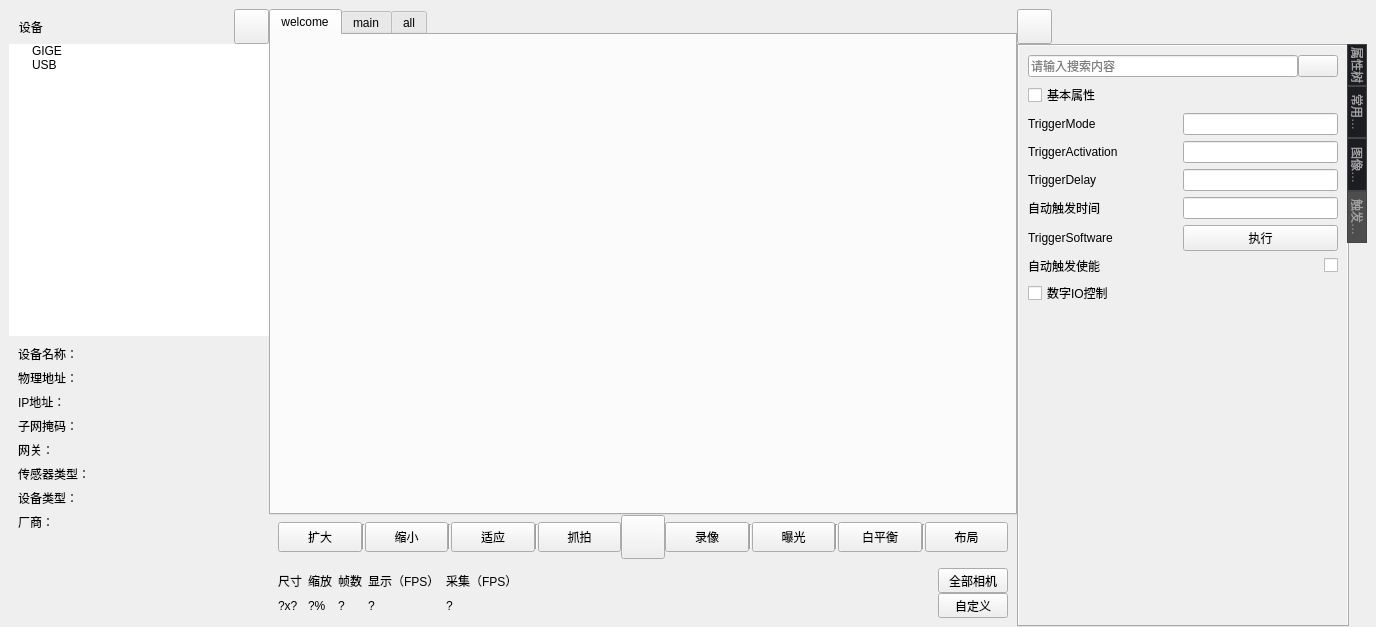
Before: the Qt Designer form mainwindow.ui in sltruman/mind-vision-example, drawn with Qt 5.
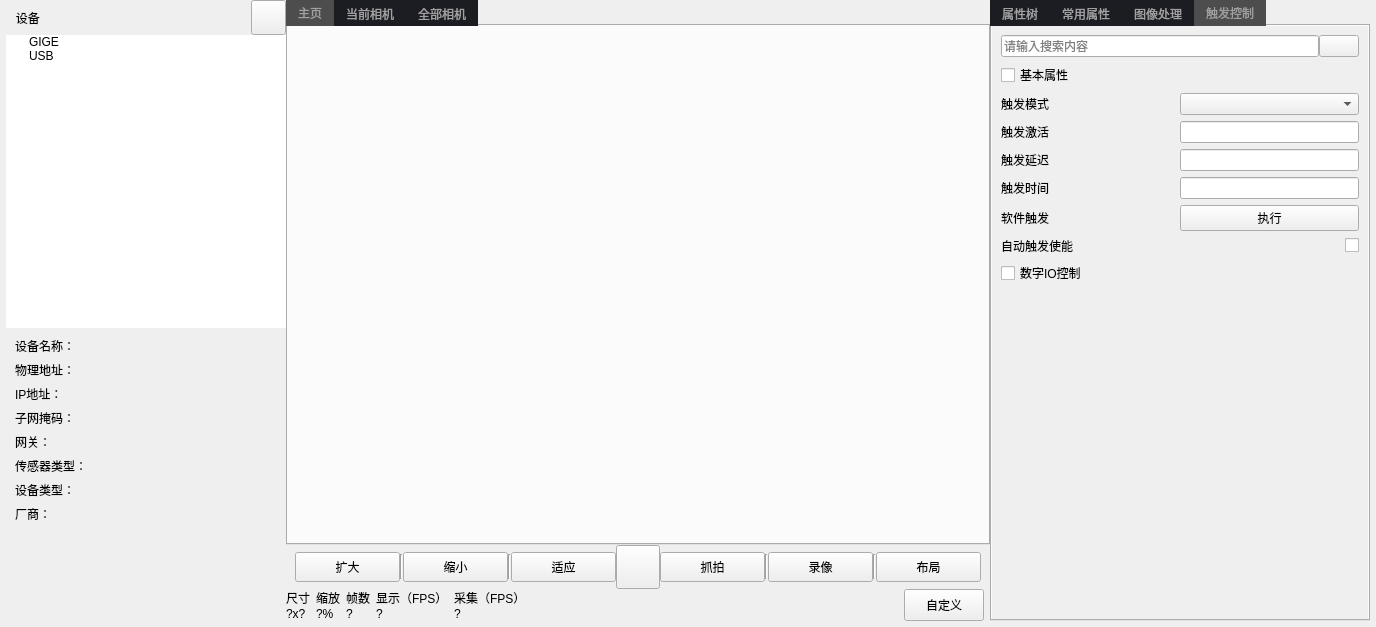
After: the same form once the commit is applied. The open tabs and pages were chosen to show the change. Icons and pictures are not drawn.

```diff
--- a/mainwindow.ui
+++ b/mainwindow.ui
@@ -24,14 +24,23 @@
     <property name="spacing">
      <number>0</number>
     </property>
-    <property name="bottomMargin">
+    <property name="leftMargin">
+     <number>6</number>
+    </property>
+    <property name="topMargin">
      <number>0</number>
     </property>
+    <property name="rightMargin">
+     <number>6</number>
+    </property>
+    <property name="bottomMargin">
+     <number>6</number>
+    </property>
     <item>
      <widget class="QWidget" name="widget_devices" native="true">
       <property name="minimumSize">
        <size>
-        <width>260</width>
+        <width>280</width>
         <height>0</height>
        </size>
       </property>
@@ -205,7 +214,7 @@
            <rect>
             <x>0</x>
             <y>0</y>
-            <width>260</width>
+            <width>280</width>
             <height>300</height>
            </rect>
           </property>
@@ -408,12 +417,35 @@
       </property>
       <item>
        <widget class="QTabWidget" name="tabWidget">
+        <property name="styleSheet">
+         <string notr="true"> QTabWidget::pane {
+    border-image: url(:/切图-首页/右边底.png);
+ }
+
+ QTabWidget::tab-bar {
+	top:0px;
+ }
+
+QTabBar::tab {
+background-color:#1C1D22;
+color:#A1A1A3
+}
+
+QTabBar::tab:selected, QTabBar::tab:hover {
+     background-color: #4D4D4D;
+ }
+
+</string>
+        </property>
         <property name="currentIndex">
          <number>0</number>
         </property>
+        <property name="usesScrollButtons">
+         <bool>true</bool>
+        </property>
         <widget class="QWidget" name="tab_welcome">
          <attribute name="title">
-          <string>welcome</string>
+          <string>主页</string>
          </attribute>
          <layout class="QGridLayout" name="tab_welcome_contents">
           <property name="leftMargin">
@@ -435,7 +467,7 @@
         </widget>
         <widget class="QWidget" name="tab_main">
          <attribute name="title">
-          <string>main</string>
+          <string>当前相机</string>
          </attribute>
          <layout class="QGridLayout" name="tab_main_contents">
           <property name="leftMargin">
@@ -457,7 +489,7 @@
         </widget>
         <widget class="QWidget" name="tab_all">
          <attribute name="title">
-          <string>all</string>
+          <string>全部相机</string>
          </attribute>
          <layout class="QGridLayout" name="tab_all_contents">
           <property name="sizeConstraint">
@@ -589,42 +621,6 @@
            </property>
           </widget>
          </item>
-         <item>
-          <widget class="Line" name="line_3">
-           <property name="sizePolicy">
-            <sizepolicy hsizetype="Fixed" vsizetype="Minimum">
-             <horstretch>0</horstretch>
-             <verstretch>0</verstretch>
-            </sizepolicy>
-           </property>
-           <property name="maximumSize">
-            <size>
-             <width>16777215</width>
-             <height>25</height>
-            </size>
-           </property>
-           <property name="orientation">
-            <enum>Qt::Vertical</enum>
-           </property>
-          </widget>
-         </item>
-         <item>
-          <widget class="QPushButton" name="pushButton_take">
-           <property name="maximumSize">
-            <size>
-             <width>16777215</width>
-             <height>30</height>
-            </size>
-           </property>
-           <property name="text">
-            <string>抓拍</string>
-           </property>
-           <property name="icon">
-            <iconset resource="resource.qrc">
-             <normaloff>:/切图-首页/抓拍.png</normaloff>:/切图-首页/抓拍.png</iconset>
-           </property>
-          </widget>
-         </item>
          <item>
           <widget class="QPushButton" name="pushButton_playOrStop">
            <property name="sizePolicy">
@@ -671,6 +667,42 @@
            </property>
           </widget>
          </item>
+         <item>
+          <widget class="QPushButton" name="pushButton_take">
+           <property name="maximumSize">
+            <size>
+             <width>16777215</width>
+             <height>30</height>
+            </size>
+           </property>
+           <property name="text">
+            <string>抓拍</string>
+           </property>
+           <property name="icon">
+            <iconset resource="resource.qrc">
+             <normaloff>:/切图-首页/抓拍.png</normaloff>:/切图-首页/抓拍.png</iconset>
+           </property>
+          </widget>
+         </item>
+         <item>
+          <widget class="Line" name="line_8">
+           <property name="sizePolicy">
+            <sizepolicy hsizetype="Fixed" vsizetype="Minimum">
+             <horstretch>0</horstretch>
+             <verstretch>0</verstretch>
+            </sizepolicy>
+           </property>
+           <property name="maximumSize">
+            <size>
+             <width>16777215</width>
+             <height>25</height>
+            </size>
+           </property>
+           <property name="orientation">
+            <enum>Qt::Vertical</enum>
+           </property>
+          </widget>
+         </item>
          <item>
           <widget class="QPushButton" name="pushButton_record">
            <property name="maximumSize">
@@ -688,78 +720,6 @@
            </property>
           </widget>
          </item>
-         <item>
-          <widget class="Line" name="line_4">
-           <property name="sizePolicy">
-            <sizepolicy hsizetype="Fixed" vsizetype="Minimum">
-             <horstretch>0</horstretch>
-             <verstretch>0</verstretch>
-            </sizepolicy>
-           </property>
-           <property name="maximumSize">
-            <size>
-             <width>16777215</width>
-             <height>25</height>
-            </size>
-           </property>
-           <property name="orientation">
-            <enum>Qt::Vertical</enum>
-           </property>
-          </widget>
-         </item>
-         <item>
-          <widget class="QPushButton" name="pushButton_exposure">
-           <property name="maximumSize">
-            <size>
-             <width>16777215</width>
-             <height>30</height>
-            </size>
-           </property>
-           <property name="text">
-            <string>曝光</string>
-           </property>
-           <property name="icon">
-            <iconset resource="resource.qrc">
-             <normaloff>:/切图-首页/曝光.png</normaloff>:/切图-首页/曝光.png</iconset>
-           </property>
-          </widget>
-         </item>
-         <item>
-          <widget class="Line" name="line_6">
-           <property name="sizePolicy">
-            <sizepolicy hsizetype="Fixed" vsizetype="Minimum">
-             <horstretch>0</horstretch>
-             <verstretch>0</verstretch>
-            </sizepolicy>
-           </property>
-           <property name="maximumSize">
-            <size>
-             <width>16777215</width>
-             <height>25</height>
-            </size>
-           </property>
-           <property name="orientation">
-            <enum>Qt::Vertical</enum>
-           </property>
-          </widget>
-         </item>
-         <item>
-          <widget class="QPushButton" name="pushButton_whiteBalance">
-           <property name="maximumSize">
-            <size>
-             <width>16777215</width>
-             <height>30</height>
-            </size>
-           </property>
-           <property name="text">
-            <string>白平衡</string>
-           </property>
-           <property name="icon">
-            <iconset resource="resource.qrc">
-             <normaloff>:/切图-首页/白平衡.png</normaloff>:/切图-首页/白平衡.png</iconset>
-           </property>
-          </widget>
-         </item>
          <item>
           <widget class="Line" name="line_7">
            <property name="sizePolicy">
@@ -805,6 +765,18 @@
          <property name="spacing">
           <number>6</number>
          </property>
+         <property name="leftMargin">
+          <number>0</number>
+         </property>
+         <property name="topMargin">
+          <number>0</number>
+         </property>
+         <property name="rightMargin">
+          <number>0</number>
+         </property>
+         <property name="bottomMargin">
+          <number>0</number>
+         </property>
          <item>
           <layout class="QVBoxLayout" name="verticalLayout_4">
            <property name="spacing">
@@ -988,25 +960,18 @@
            <property name="spacing">
             <number>0</number>
            </property>
-           <item>
-            <widget class="QPushButton" name="pushButton_allCameras">
-             <property name="maximumSize">
-              <size>
-               <width>70</width>
-               <height>25</height>
-              </size>
-             </property>
-             <property name="text">
-              <string>全部相机</string>
-             </property>
-            </widget>
-           </item>
+           <property name="leftMargin">
+            <number>6</number>
+           </property>
+           <property name="rightMargin">
+            <number>6</number>
+           </property>
            <item>
             <widget class="QPushButton" name="pushButton_customStatus">
              <property name="maximumSize">
               <size>
-               <width>70</width>
-               <height>25</height>
+               <width>16777215</width>
+               <height>99999</height>
               </size>
              </property>
              <property name="text">
@@ -1025,14 +990,14 @@
      <widget class="QWidget" name="widget_params" native="true">
       <property name="maximumSize">
        <size>
-        <width>350</width>
+        <width>380</width>
         <height>16777215</height>
        </size>
       </property>
       <property name="styleSheet">
        <string notr="true"/>
       </property>
-      <layout class="QVBoxLayout" name="verticalLayout_2" stretch="0,0">
+      <layout class="QVBoxLayout" name="verticalLayout_2" stretch="0">
        <property name="spacing">
         <number>0</number>
        </property>
@@ -1048,68 +1013,6 @@
        <property name="bottomMargin">
         <number>0</number>
        </property>
-       <item>
-        <widget class="QWidget" name="widget_paramsTitleBar" native="true">
-         <property name="minimumSize">
-          <size>
-           <width>0</width>
-           <height>35</height>
-          </size>
-         </property>
-         <property name="maximumSize">
-          <size>
-           <width>16777215</width>
-           <height>16777215</height>
-          </size>
-         </property>
-         <property name="styleSheet">
-          <string notr="true"/>
-         </property>
-         <layout class="QHBoxLayout" name="horizontalLayout_40">
-          <property name="spacing">
-           <number>0</number>
-          </property>
-          <property name="leftMargin">
-           <number>0</number>
-          </property>
-          <property name="topMargin">
-           <number>0</number>
-          </property>
-          <property name="rightMargin">
-           <number>0</number>
-          </property>
-          <property name="bottomMargin">
-           <number>0</number>
-          </property>
-          <item>
-           <widget class="QPushButton" name="pushButton_shrinkRight">
-            <property name="maximumSize">
-             <size>
-              <width>35</width>
-              <height>35</height>
-             </size>
-            </property>
-            <property name="text">
-             <string/>
-            </property>
-           </widget>
-          </item>
-          <item>
-           <spacer name="horizontalSpacer_4">
-            <property name="orientation">
-             <enum>Qt::Horizontal</enum>
-            </property>
-            <property name="sizeHint" stdset="0">
-             <size>
-              <width>40</width>
-              <height>20</height>
-             </size>
-            </property>
-           </spacer>
-          </item>
-         </layout>
-        </widget>
-       </item>
        <item>
         <widget class="QTabWidget" name="tabWidget_params">
          <property name="minimumSize">
@@ -1124,12 +1027,10 @@
  }
 
  QTabWidget::tab-bar {
-	top:-5px;
+	top:0px;
  }
 
 QTabBar::tab {
-border:1px solid #444444;
-padding:2px;
 background-color:#1C1D22;
 color:#A1A1A3
 }
@@ -1141,7 +1042,7 @@
 </string>
          </property>
          <property name="tabPosition">
-          <enum>QTabWidget::East</enum>
+          <enum>QTabWidget::North</enum>
          </property>
          <property name="tabShape">
           <enum>QTabWidget::Rounded</enum>
@@ -1150,14 +1051,20 @@
           <number>0</number>
          </property>
          <property name="elideMode">
-          <enum>Qt::ElideRight</enum>
+          <enum>Qt::ElideLeft</enum>
          </property>
          <property name="usesScrollButtons">
           <bool>true</bool>
          </property>
+         <property name="documentMode">
+          <bool>false</bool>
+         </property>
          <property name="tabsClosable">
           <bool>false</bool>
          </property>
+         <property name="movable">
+          <bool>false</bool>
+         </property>
          <property name="tabBarAutoHide">
           <bool>false</bool>
          </property>
@@ -2156,8 +2063,8 @@
                <rect>
                 <x>0</x>
                 <y>0</y>
-                <width>325</width>
-                <height>557</height>
+                <width>380</width>
+                <height>555</height>
                </rect>
               </property>
               <layout class="QVBoxLayout" name="verticalLayout_15">
@@ -2225,14 +2132,14 @@
                  <item>
                   <widget class="QLabel" name="label_39">
                    <property name="text">
-                    <string>TriggerMode</string>
+                    <string>触发模式</string>
                    </property>
                   </widget>
                  </item>
                  <item>
-                  <widget class="QLineEdit" name="lineEdit_26">
-                   <property name="text">
-                    <string/>
+                  <widget class="QComboBox" name="comboBox_2">
+                   <property name="currentIndex">
+                    <number>-1</number>
                    </property>
                   </widget>
                  </item>
@@ -2246,7 +2153,7 @@
                  <item>
                   <widget class="QLabel" name="label_40">
                    <property name="text">
-                    <string>TriggerActivation</string>
+                    <string>触发激活</string>
                    </property>
                   </widget>
                  </item>
@@ -2267,7 +2174,7 @@
                  <item>
                   <widget class="QLabel" name="label_50">
                    <property name="text">
-                    <string>TriggerDelay</string>
+                    <string>触发延迟</string>
                    </property>
                   </widget>
                  </item>
@@ -2288,7 +2195,7 @@
                  <item>
                   <widget class="QLabel" name="label_49">
                    <property name="text">
-                    <string>自动触发时间</string>
+                    <string>触发时间</string>
                    </property>
                   </widget>
                  </item>
@@ -2309,7 +2216,7 @@
                  <item>
                   <widget class="QLabel" name="label_51">
                    <property name="text">
-                    <string>TriggerSoftware</string>
+                    <string>软件触发</string>
                    </property>
                   </widget>
                  </item>
```
Left out of the diff: 46 changed lines with no effect on the pictures.
